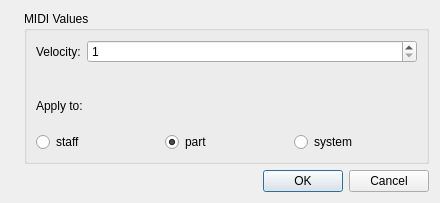
Above: mscore/mscore/dynamicproperties.ui from musescore/musescore-old before the change. Below: the same form after it.
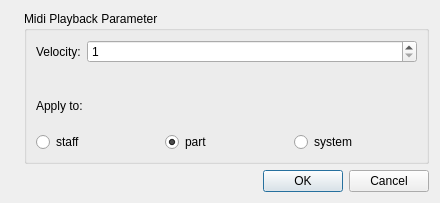
That is the form after the change. Icons and pictures are not drawn.

Commit message: playback of hairpins

```diff
--- a/mscore/mscore/dynamicproperties.ui
+++ b/mscore/mscore/dynamicproperties.ui
@@ -36,7 +36,7 @@
    <item row="0" column="1">
     <widget class="QGroupBox" name="groupBox">
      <property name="title">
-      <string>MIDI Values</string>
+      <string>Midi Playback Parameter</string>
      </property>
      <property name="flat">
       <bool>true</bool>
```
The commit also changes 21 other files.
